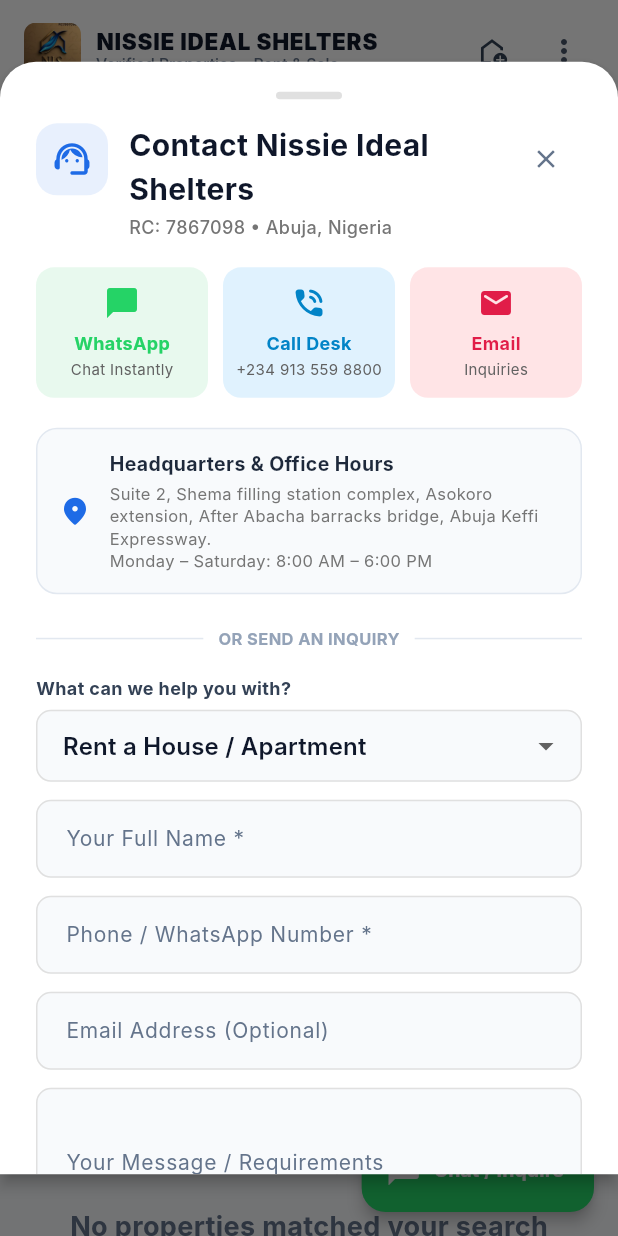
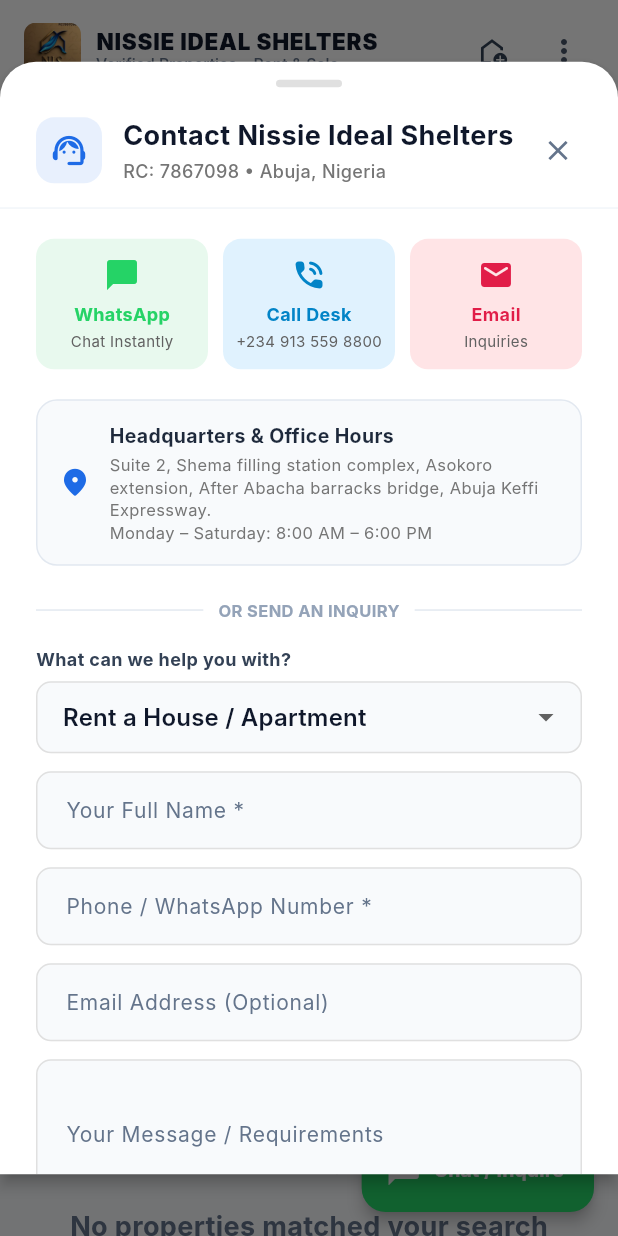
Before and after one commit to pastrola1-cmd/nissieidealsheltersLtd, a Flutter app: the screen it shows after launch, after a tap on "Chat / Inquire", on a phone screen of 412 x 824 dp. Run offline on Flutter 3.47's test engine with Material 3 defaults, Android fonts, the phone set to English and light mode, and no system bars; our stand-ins replace cached_network_image, csv, file_picker, firebase_core, firebase_messaging, flutter_dotenv and 10 more; missing offline and left inert: dart:html, dart:js, dart:ui_web; accounts and stored records are empty; Roboto replaces fonts that are missing (Inter).

Commit message:
fix: pin modal headers for effortless closing and use submitPublicLead RPC for inquiries

```diff
--- a/lib/screens/marketplace/widgets/contact_modal.dart
+++ b/lib/screens/marketplace/widgets/contact_modal.dart
@@ -97,15 +97,14 @@
 
     try {
       final supabaseService = ref.read(supabaseServiceProvider);
-      await supabaseService.insert('leads', {
-        'company_id': AppStrings.defaultCompanyId,
-        'name': _nameController.text.trim(),
-        'phone': _phoneController.text.trim(),
-        'email': _emailController.text.trim().isNotEmpty ? _emailController.text.trim() : null,
-        'notes': '[$_inquiryType] ${_messageController.text.trim()}',
-        'stage': 'new',
-        'source': 'website_contact_modal',
-      });
+      await supabaseService.submitPublicLead(
+        companyId: AppStrings.defaultCompanyId,
+        buyerName: _nameController.text.trim(),
+        buyerPhone: _phoneController.text.trim(),
+        buyerEmail: _emailController.text.trim().isNotEmpty ? _emailController.text.trim() : null,
+        notes: '[$_inquiryType] ${_messageController.text.trim()}',
+        consentText: 'Inquiry submitted from Nissie website contact modal.',
+      );
 
       if (!mounted) return;
       setState(() {
@@ -140,14 +139,11 @@
           elevation: widget.isDialog ? 12 : 4,
           child: SafeArea(
             top: false,
-            child: SingleChildScrollView(
-              padding: const EdgeInsets.symmetric(horizontal: 24, vertical: 20),
             child: Column(
-                crossAxisAlignment: CrossAxisAlignment.start,
               mainAxisSize: MainAxisSize.min,
               children: [
                 if (!widget.isDialog) ...[
-                    // Drag indicator for mobile bottom sheet
+                  const SizedBox(height: 12),
                   Center(
                     child: Container(
                       width: 44,
@@ -158,36 +154,37 @@
                       ),
                     ),
                   ),
-                    const SizedBox(height: 16),
                 ],
 
-              // Header
-              Row(
-                crossAxisAlignment: CrossAxisAlignment.start,
+                // Pinned Header
+                Padding(
+                  padding: const EdgeInsets.fromLTRB(24, 18, 16, 14),
+                  child: Row(
+                    crossAxisAlignment: CrossAxisAlignment.center,
                     children: [
                       Container(
-                    width: 48,
-                    height: 48,
+                        width: 44,
+                        height: 44,
                         decoration: BoxDecoration(
                           color: AppColors.primary.withValues(alpha: 0.1),
-                      borderRadius: BorderRadius.circular(14),
+                          borderRadius: BorderRadius.circular(12),
                         ),
-                    child: const Icon(Icons.support_agent_rounded, color: AppColors.primary, size: 28),
+                        child: const Icon(Icons.support_agent_rounded, color: AppColors.primary, size: 26),
                       ),
                       const SizedBox(width: 14),
                       Expanded(
                         child: Column(
                           crossAxisAlignment: CrossAxisAlignment.start,
                           children: [
-                        Text(
+                            const Text(
                               'Contact Nissie Ideal Shelters',
-                          style: const TextStyle(
-                            fontSize: 20,
+                              style: TextStyle(
+                                fontSize: 18,
                                 fontWeight: FontWeight.bold,
                                 color: Color(0xFF0F172A),
                               ),
                             ),
-                        const SizedBox(height: 3),
+                            const SizedBox(height: 2),
                             Text(
                               'RC: 7867098 • Abuja, Nigeria',
                               style: TextStyle(
@@ -200,12 +197,23 @@
                         ),
                       ),
                       IconButton(
-                    icon: const Icon(Icons.close, size: 20, color: Color(0xFF64748B)),
+                        icon: const Icon(Icons.close, size: 22, color: Color(0xFF64748B)),
+                        tooltip: 'Close',
                         onPressed: () => Navigator.pop(context),
                       ),
                     ],
                   ),
-              const SizedBox(height: 18),
+                ),
+                const Divider(height: 1, thickness: 1, color: Color(0xFFF1F5F9)),
+
+                // Scrollable Body Content
+                Flexible(
+                  child: SingleChildScrollView(
+                    padding: const EdgeInsets.symmetric(horizontal: 24, vertical: 20),
+                    child: Column(
+                      crossAxisAlignment: CrossAxisAlignment.start,
+                      mainAxisSize: MainAxisSize.min,
+                      children: [
 
               // Direct Quick Action Buttons
               Row(
@@ -488,6 +496,9 @@
             ),
           ),
         ),
+      ],
+    ),
+  ),
 ),
 ),
 );
--- a/lib/services/supabase_service.dart
+++ b/lib/services/supabase_service.dart
@@ -675,10 +675,9 @@
     return getProperty(propertyId);
   }
 
-  /// Submits a lead captured from a landing page using the secure postgres RPC.
   Future<String> submitPublicLead({
     required String companyId,
-    required String propertyId,
+    String? propertyId,
     required String buyerName,
     required String buyerPhone,
     String? buyerEmail,
@@ -692,7 +691,7 @@
       'create_public_lead',
       params: {
         'p_company_id': companyId,
-        'p_property_id': propertyId,
+        'p_property_id': (propertyId != null && propertyId.isNotEmpty) ? propertyId : null,
         'p_buyer_name': buyerName,
         'p_buyer_phone': buyerPhone,
         'p_buyer_email': buyerEmail,
```
Also changed, not shown: lib/screens/marketplace/contact_us_screen.dart (+8 -9 lines), lib/screens/marketplace/widgets/about_nissie_modal.dart (+29 -14 lines). Lines whose indentation alone changed are shown as unchanged.
